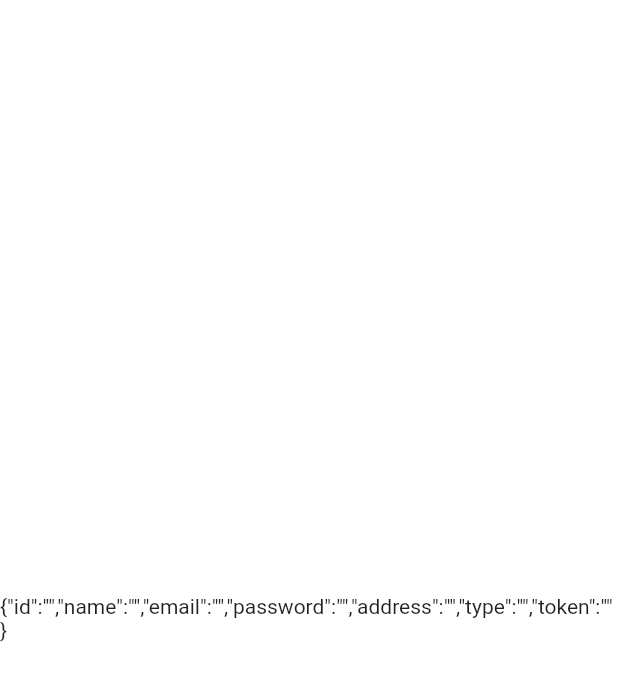
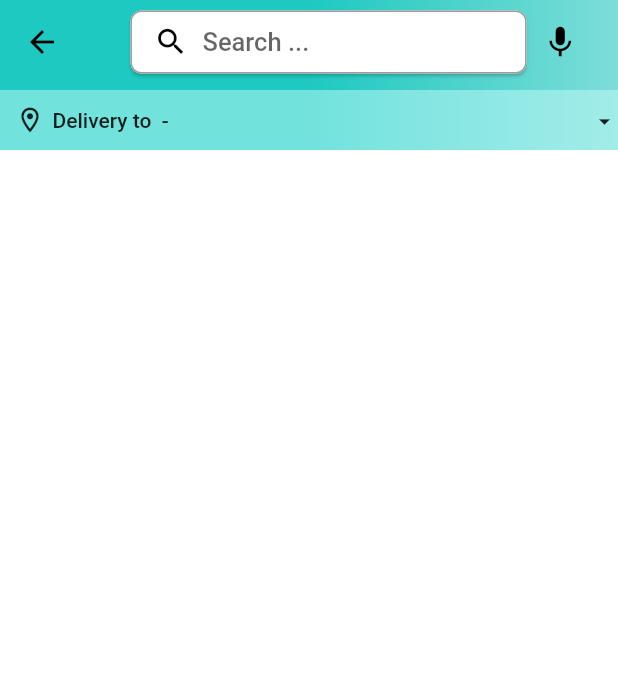
Before and after one commit to Abdul-Hannan12/flutter_e-commerce, a Flutter app: the HomeScreen screen opened by its route, on a phone screen of 412 x 824 dp. Shown: the top 681 px of the screen. Run offline on Flutter 3.47's test engine with Material 2 defaults, Android fonts, the light colour scheme and no system bars; our stand-ins replace badges, shared_preferences; accounts and stored records are empty.

Commit message:
added address bar

```diff
--- a/lib/features/home/screens/home_screen.dart
+++ b/lib/features/home/screens/home_screen.dart
@@ -1,6 +1,9 @@
 import 'package:flutter/material.dart';
+import 'package:my_e_com/features/home/widgets/address_box.dart';
 import 'package:my_e_com/providers/user_provider.dart';
 import 'package:provider/provider.dart';
+
+import '../../../constants/global_variables.dart';
 
 class HomeScreen extends StatefulWidget {
   static const String routeName = '/home';
@@ -15,8 +18,76 @@
   Widget build(BuildContext context) {
     final user = Provider.of<UserProvider>(context).user;
     return Scaffold(
-      body: Center(
-        child: Text(user.toJson()),
+      appBar: PreferredSize(
+        preferredSize: const Size.fromHeight(60),
+        child: AppBar(
+          flexibleSpace: Container(
+            decoration: const BoxDecoration(
+              gradient: GlobalVariables.appBarGradient,
+            ),
+          ),
+          title: Row(
+            // mainAxisAlignment: MainAxisAlignment.spaceBetween,
+            children: [
+              Expanded(
+                child: Container(
+                  height: 42,
+                  margin: const EdgeInsets.only(left: 15),
+                  child: Material(
+                    borderRadius: BorderRadius.circular(7),
+                    elevation: 1,
+                    child: TextFormField(
+                      decoration: InputDecoration(
+                        prefixIcon: InkWell(
+                          onTap: () {},
+                          child: const Padding(
+                            padding: EdgeInsets.only(left: 6),
+                            child: Icon(Icons.search,
+                                color: Colors.black, size: 23),
+                          ),
+                        ),
+                        filled: true,
+                        fillColor: Colors.white,
+                        contentPadding: const EdgeInsets.only(top: 10),
+                        border: OutlineInputBorder(
+                          borderRadius: BorderRadius.circular(7),
+                          borderSide: BorderSide.none,
+                        ),
+                        enabledBorder: OutlineInputBorder(
+                          borderRadius: BorderRadius.circular(7),
+                          borderSide: const BorderSide(
+                            color: Colors.black38,
+                            width: 1,
+                          ),
+                        ),
+                        hintText: 'Search ...',
+                        hintStyle: const TextStyle(
+                          fontWeight: FontWeight.w500,
+                          fontSize: 17,
+                        ),
+                      ),
+                    ),
+                  ),
+                ),
+              ),
+              Container(
+                color: Colors.transparent,
+                height: 42,
+                margin: const EdgeInsets.symmetric(horizontal: 10),
+                child: const Icon(
+                  Icons.mic,
+                  color: Colors.black,
+                  size: 25,
+                ),
+              )
+            ],
+          ),
+        ),
+      ),
+      body: Column(
+        children: const [
+          AddressBox(),
+        ],
       ),
     );
   }
--- /dev/null
+++ b/lib/features/home/widgets/address_box.dart
@@ -0,0 +1,55 @@
+import 'package:flutter/material.dart';
+import 'package:provider/provider.dart';
+
+import '../../../providers/user_provider.dart';
+
+class AddressBox extends StatelessWidget {
+  const AddressBox({super.key});
+
+  @override
+  Widget build(BuildContext context) {
+    final user = Provider.of<UserProvider>(context).user;
+    return Container(
+      height: 40,
+      decoration: const BoxDecoration(
+        gradient: LinearGradient(
+          colors: [
+            Color.fromARGB(255, 114, 226, 221),
+            Color.fromARGB(255, 162, 236, 233),
+          ],
+          stops: [0.5, 1.0],
+        ),
+      ),
+      padding: const EdgeInsets.only(left: 10),
+      child: Row(
+        children: [
+          const Icon(
+            Icons.location_on_outlined,
+            size: 20,
+          ),
+          Expanded(
+            child: Padding(
+              padding: const EdgeInsets.only(left: 5),
+              child: Text(
+                'Delivery to ${user.name} - ${user.address}',
+                style: const TextStyle(
+                  fontWeight: FontWeight.w500,
+                ),
+                overflow: TextOverflow.ellipsis,
+              ),
+            ),
+          ),
+          const Padding(
+              padding: EdgeInsets.only(
+                left: 5,
+                top: 2,
+              ),
+              child: Icon(
+                Icons.arrow_drop_down_outlined,
+                size: 18,
+              )),
+        ],
+      ),
+    );
+  }
+}
```
